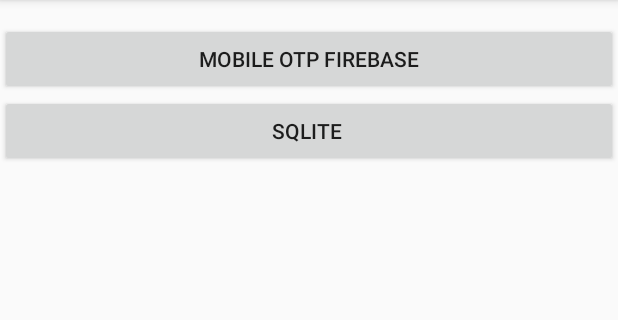
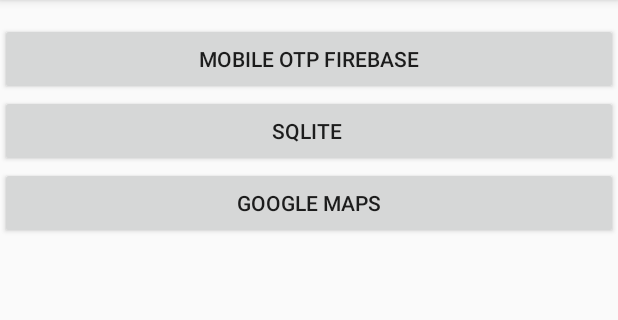
Before and after one commit to surya91521/PracticeAndroid, an Android app: the screen it shows after launch (List), on a phone screen of 412 x 824 dp, the part 84-404 px from its top. Run offline under Robolectric (Android 15) with nearby library versions, the phone set to English and light mode, and no system bars.

Commit message:
googleMaps added

```diff
--- a/app/build.gradle
+++ b/app/build.gradle
@@ -29,10 +29,12 @@ dependencies {
     implementation 'com.google.firebase:firebase-database:16.0.4'
     testImplementation 'junit:junit:4.12'
     androidTestImplementation 'androidx.test.ext:junit:1.1.1'
+    implementation 'com.google.android.gms:play-services-location:17.0.0'
     //noinspection GradleCompatible
     implementation 'com.android.support:recyclerview-v7:28.0.0'
     implementation 'com.squareup.picasso:picasso:2.71828'
     implementation 'org.jsoup:jsoup:1.11.1'
     androidTestImplementation 'androidx.test.espresso:espresso-core:3.2.0'
     implementation 'androidx.cardview:cardview:1.0.0'
+    implementation 'com.google.android.gms:play-services-maps:17.0.0'
 }
--- a/app/src/main/java/com/example/androidpractice/List.java
+++ b/app/src/main/java/com/example/androidpractice/List.java
@@ -6,7 +6,8 @@ import android.content.Intent;
 import android.os.Bundle;
 import android.view.View;
 import android.widget.Button;
-import android.widget.LinearLayout;
+
+import com.example.androidpractice.sqlite.sqlite;
 
 public class List extends AppCompatActivity {
 
@@ -30,10 +31,20 @@ public class List extends AppCompatActivity {
         button2.setOnClickListener(new View.OnClickListener() {
             @Override
             public void onClick(View v) {
-                Intent intent = new Intent(List.this,sqlite.class);
+                Intent intent = new Intent(List.this, sqlite.class);
                 startActivity(intent);
             }
         });
 
+        Button button3 = (Button)findViewById(R.id.maps);
+        button3.setOnClickListener(new View.OnClickListener() {
+            @Override
+            public void onClick(View v) {
+                Intent intent = new Intent(List.this,maps.class);
+                startActivity(intent);
+            }
+        });
+
+
     }
 }
--- a/app/src/main/java/com/example/androidpractice/MyHelper.java
+++ b/app/src/main/java/com/example/androidpractice/sqlite/MyHelper.java
@@ -1,4 +1,4 @@
-package com.example.androidpractice;
+package com.example.androidpractice.sqlite;
 
 import android.content.ContentValues;
 import android.content.Context;
--- a/app/src/main/java/com/example/androidpractice/sqlite.java
+++ b/app/src/main/java/com/example/androidpractice/sqlite/sqlite.java
@@ -1,4 +1,4 @@
-package com.example.androidpractice;
+package com.example.androidpractice.sqlite;
 
 import androidx.appcompat.app.AppCompatActivity;
 
@@ -7,6 +7,8 @@ import android.database.Cursor;
 import android.database.sqlite.SQLiteDatabase;
 import android.os.Bundle;
 import android.widget.TextView;
+
+import com.example.androidpractice.R;
 
 public class sqlite extends AppCompatActivity {
 
--- a/app/src/main/res/layout/activity_list.xml
+++ b/app/src/main/res/layout/activity_list.xml
@@ -20,13 +20,22 @@
                 android:id="@+id/Login"
                 android:layout_width="match_parent"
                 android:layout_height="wrap_content"
+                android:gravity="center"
                 android:text="Mobile OTP Firebase" />
 
             <Button
                 android:id="@+id/sqlite"
+                android:gravity="center"
                 android:layout_width="match_parent"
                 android:layout_height="wrap_content"
                 android:text="SQLite " />
+
+            <Button
+                android:id="@+id/maps"
+                android:gravity="center"
+                android:layout_width="match_parent"
+                android:layout_height="wrap_content"
+                android:text="Google Maps" />
         </LinearLayout>
     </ScrollView>
 </androidx.constraintlayout.widget.ConstraintLayout>
--- a/app/src/main/res/layout/activity_sqlite.xml
+++ b/app/src/main/res/layout/activity_sqlite.xml
@@ -4,7 +4,7 @@
     xmlns:tools="http://schemas.android.com/tools"
     android:layout_width="match_parent"
     android:layout_height="match_parent"
-    tools:context=".sqlite">
+    tools:context=".sqlite.sqlite">
 
     <TextView
         android:id="@+id/textView"
--- /dev/null
+++ b/app/src/main/res/values/map_api.xml
@@ -0,0 +1,6 @@
+<?xml version="1.0" encoding="utf-8"?>
+<resources>
+    <string name="map_key" transalation="false">
+       AIzaSyD2bAIhhMpsCqcASBb4mXvek-AaeF4UUyk
+    </string>
+</resources>
```
Also changed, not shown: app/src/main/AndroidManifest.xml (+10 -1 lines), app/src/main/java/com/example/androidpractice/maps.java (added, +38 -0 lines), app/src/main/res/layout/activity_maps.xml (added, +16 -0 lines).
